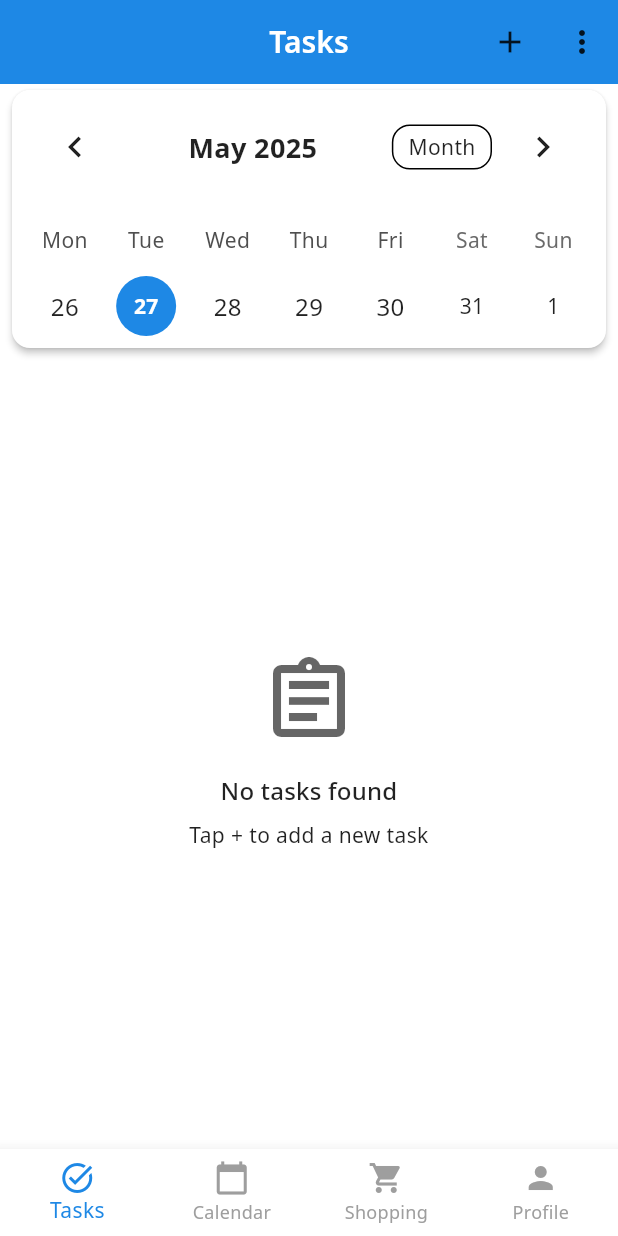
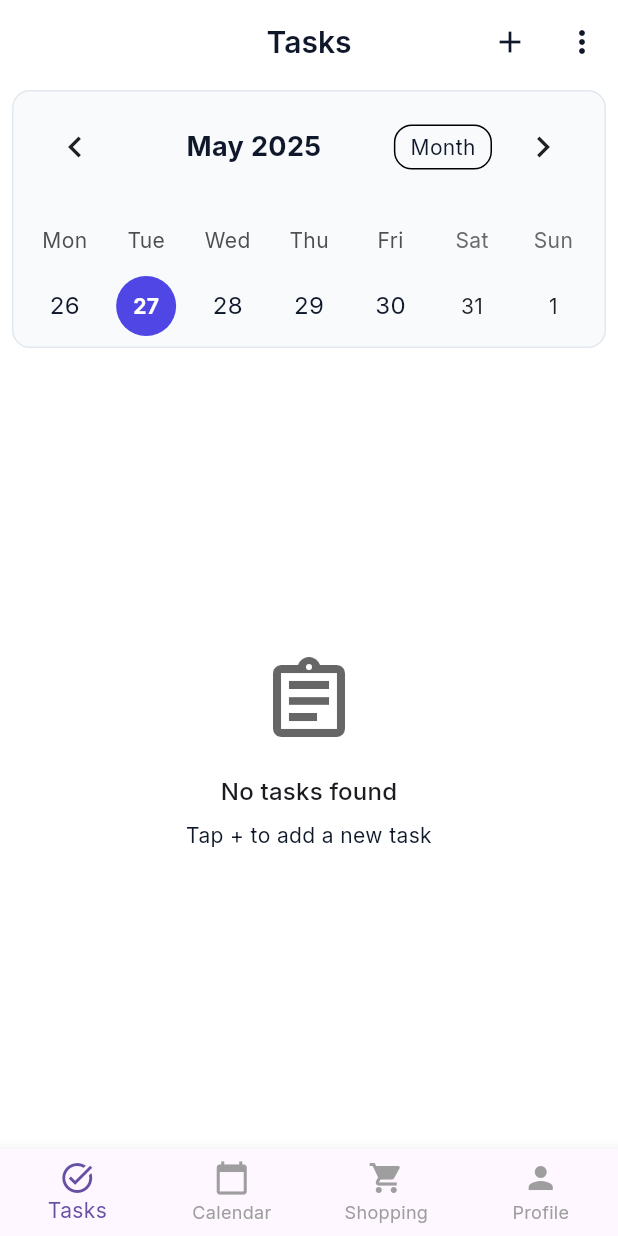
Before and after one commit to blaz10/fam_planner, a Flutter app: the screen it shows after launch, on a phone screen of 412 x 824 dp. Run offline on Flutter 3.47's test engine with Material 3 defaults, Android fonts, the light colour scheme and no system bars; drawn by our look-alikes of table_calendar; our stand-ins replace get_it, google_fonts, hive, hive_flutter, shared_preferences; accounts and stored records are empty.

Commit message:
design improvements

```diff
--- a/lib/core/theme/app_theme.dart
+++ b/lib/core/theme/app_theme.dart
@@ -1,90 +1,241 @@
 import 'package:flutter/material.dart';
 import 'package:google_fonts/google_fonts.dart';
 
+class AppColors {
+  // Primary Colors
+  static const Color primary = Color(0xFF4F46E5);
+  static const Color primaryLight = Color(0xFF818CF8);
+  static const Color primaryDark = Color(0xFF4338CA);
+
+  // Neutral Colors
+  static const Color background = Color(0xFFFFFFFF);
+  static const Color surface = Color(0xFFF8FAFC);
+  static const Color subtle = Color(0xE6F1F5F9);
+  static const Color border = Color(0xFFE2E8F0);
+  static const Color divider = Color(0x1A000000);
+
+  // Text Colors
+  static const Color textPrimary = Color(0xFF0F172A);
+  static const Color textSecondary = Color(0xFF64748B);
+  static const Color textTertiary = Color(0x99000000);
+
+  // Status Colors
+  static const Color success = Color(0xFF10B981);
+  static const Color warning = Color(0xFFF59E0B);
+  static const Color error = Color(0xFFEF4444);
+  static const Color info = Color(0xFF3B82F6);
+}
+
 class AppTheme {
   static ThemeData get lightTheme {
-    return ThemeData(
-      useMaterial3: true,
+    final baseTheme = ThemeData.light(useMaterial3: true);
+
+    return baseTheme.copyWith(
       colorScheme: ColorScheme.light(
-        primary: const Color(0xFF1E88E5),  // Blue
-        secondary: const Color(0xFF4CAF50), // Green
-        surface: Colors.white,
-        background: Colors.grey[50]!,
-        error: const Color(0xFFE53935),    // Red
+        primary: AppColors.primary,
         onPrimary: Colors.white,
+        primaryContainer: AppColors.primaryLight,
+        onPrimaryContainer: Colors.white,
+        secondary: AppColors.primaryLight,
         onSecondary: Colors.white,
-        onSurface: Colors.black87,
-        onBackground: Colors.black87,
+        background: AppColors.background,
+        onBackground: AppColors.textPrimary,
+        surface: AppColors.surface,
+        onSurface: AppColors.textPrimary,
+        error: AppColors.error,
         onError: Colors.white,
         brightness: Brightness.light,
       ),
-      textTheme: GoogleFonts.notoSansTextTheme().apply(
-        bodyColor: Colors.black87,
-        displayColor: Colors.black87,
+      scaffoldBackgroundColor: AppColors.background,
+      appBarTheme: AppBarTheme(
+        elevation: 0,
+        centerTitle: true,
+        backgroundColor: AppColors.background,
+        titleTextStyle: GoogleFonts.inter(
+          color: AppColors.textPrimary,
+          fontSize: 20,
+          fontWeight: FontWeight.w600,
+        ),
+        iconTheme: const IconThemeData(color: AppColors.textPrimary),
+      ),
+      cardTheme: CardTheme(
+        elevation: 0,
+        shape: RoundedRectangleBorder(
+          borderRadius: BorderRadius.circular(12),
+          side: const BorderSide(color: AppColors.border),
+        ),
+        color: AppColors.surface,
+      ),
+      inputDecorationTheme: InputDecorationTheme(
+        filled: true,
+        fillColor: AppColors.surface,
+        border: OutlineInputBorder(
+          borderRadius: BorderRadius.circular(8),
+          borderSide: const BorderSide(color: AppColors.border),
+        ),
+        enabledBorder: OutlineInputBorder(
+          borderRadius: BorderRadius.circular(8),
+          borderSide: const BorderSide(color: AppColors.border),
+        ),
+        focusedBorder: OutlineInputBorder(
+          borderRadius: BorderRadius.circular(8),
+          borderSide: const BorderSide(color: AppColors.primary, width: 2),
+        ),
+        contentPadding: const EdgeInsets.symmetric(horizontal: 16, vertical: 12),
+      ),
+      elevatedButtonTheme: ElevatedButtonThemeData(
+        style: ElevatedButton.styleFrom(
+          foregroundColor: Colors.white,
+          backgroundColor: AppColors.primary,
+          padding: const EdgeInsets.symmetric(vertical: 16, horizontal: 24),
+          shape: RoundedRectangleBorder(
+            borderRadius: BorderRadius.circular(8),
+          ),
+          textStyle: GoogleFonts.inter(
+            fontSize: 16,
+            fontWeight: FontWeight.w600,
+          ),
+        ),
+      ),
+      textButtonTheme: TextButtonThemeData(
+        style: TextButton.styleFrom(
+          foregroundColor: AppColors.primary,
+          padding: const EdgeInsets.symmetric(vertical: 12, horizontal: 16),
+          textStyle: GoogleFonts.inter(
+            fontSize: 16,
+            fontWeight: FontWeight.w600,
+          ),
+        ),
+      ),
+      textTheme: GoogleFonts.interTextTheme().copyWith(
+        displayLarge: GoogleFonts.inter(
+          fontSize: 32,
+          fontWeight: FontWeight.w700,
+          letterSpacing: -0.5,
+          color: AppColors.textPrimary,
+        ),
+        headlineLarge: GoogleFonts.inter(
+          fontSize: 24,
+          fontWeight: FontWeight.w600,
+          letterSpacing: -0.4,
+          color: AppColors.textPrimary,
+        ),
+        headlineMedium: GoogleFonts.inter(
+          fontSize: 20,
+          fontWeight: FontWeight.w600,
+          letterSpacing: -0.2,
+          color: AppColors.textPrimary,
+        ),
+        bodyLarge: GoogleFonts.inter(
+          fontSize: 16,
+          fontWeight: FontWeight.w400,
+          height: 1.5,
+          color: AppColors.textPrimary,
+        ),
+        bodyMedium: GoogleFonts.inter(
+          fontSize: 14,
+          fontWeight: FontWeight.w400,
+          height: 1.43,
+          color: AppColors.textPrimary,
+        ),
+        labelSmall: GoogleFonts.inter(
+          fontSize: 12,
+          fontWeight: FontWeight.w400,
+          color: AppColors.textSecondary,
+        ),
+      ),
+      dividerTheme: const DividerThemeData(
+        color: AppColors.divider,
+        thickness: 1,
+        space: 1,
+      ),
+    );
+  }
+
+  static ThemeData get darkTheme {
+    final lightTheme = AppTheme.lightTheme;
+    return lightTheme.copyWith(
+      brightness: Brightness.dark,
+      scaffoldBackgroundColor: const Color(0xFF121212),
+      cardColor: const Color(0x1FFFFFFF),
+      colorScheme: const ColorScheme.dark(
+        primary: Color(0xFF818CF8),  // Lighter purple
+        onPrimary: Colors.white,
+        primaryContainer: Color(0xFF4F46E5),
+        onPrimaryContainer: Colors.white,
+        secondary: Color(0xFF818CF8),
+        onSecondary: Colors.white,
+        background: Color(0xFF121212),
+        onBackground: Color(0xFFE2E8F0),
+        surface: Color(0xFF1E1E1E),
+        onSurface: Color(0xFFE2E8F0),
+        error: Color(0xFFF87171),
+        onError: Colors.black87,
+        brightness: Brightness.dark,
+      ),
+      textTheme: GoogleFonts.interTextTheme().copyWith(
+        displayLarge: GoogleFonts.inter(
+          fontSize: 32,
+          fontWeight: FontWeight.w700,
+          letterSpacing: -0.5,
+          color: const Color(0xFFE2E8F0),
+        ),
+        headlineLarge: GoogleFonts.inter(
+          fontSize: 24,
+          fontWeight: FontWeight.w600,
+          letterSpacing: -0.4,
+          color: const Color(0xFFE2E8F0),
+        ),
+        headlineMedium: GoogleFonts.inter(
+          fontSize: 20,
+          fontWeight: FontWeight.w600,
+          letterSpacing: -0.2,
+          color: const Color(0xFFE2E8F0),
+        ),
+        bodyLarge: GoogleFonts.inter(
+          fontSize: 16,
+          fontWeight: FontWeight.w400,
+          height: 1.5,
+          color: const Color(0xFFE2E8F0),
+        ),
+        bodyMedium: GoogleFonts.inter(
+          fontSize: 14,
+          fontWeight: FontWeight.w400,
+          height: 1.43,
+          color: const Color(0xFFE2E8F0),
+        ),
+        labelSmall: GoogleFonts.inter(
+          fontSize: 12,
+          fontWeight: FontWeight.w400,
+          color: const Color(0xFF94A3B8),
+        ),
+      ),
+      cardTheme: CardTheme(
+        elevation: 0,
+        color: const Color(0x1FFFFFFF),
+        shape: RoundedRectangleBorder(
+          borderRadius: BorderRadius.circular(12),
+          side: const BorderSide(
+            color: Color(0x1FFFFFFF),
+            width: 1,
+          ),
+        ),
       ),
       appBarTheme: AppBarTheme(
         elevation: 0,
         centerTitle: true,
-        backgroundColor: const Color(0xFF1E88E5),
-        titleTextStyle: GoogleFonts.notoSans(
-          color: Colors.white,
+        backgroundColor: const Color(0xFF121212),
+        titleTextStyle: GoogleFonts.inter(
+          color: const Color(0xFFE2E8F0),
           fontSize: 20,
           fontWeight: FontWeight.w600,
         ),
+        iconTheme: const IconThemeData(color: Color(0xFFE2E8F0)),
       ),
-      floatingActionButtonTheme: const FloatingActionButtonThemeData(
-        backgroundColor: Color(0xFF1E88E5),
-        foregroundColor: Colors.white,
-      ),
-      cardTheme: CardTheme(
-        elevation: 2,
-        shape: RoundedRectangleBorder(
-          borderRadius: BorderRadius.circular(12),
-        ),
-      ),
-    );
-  }
-
-
-  static ThemeData get darkTheme {
-    return ThemeData(
-      useMaterial3: true,
-      colorScheme: const ColorScheme.dark(
-        primary: Color(0xFF42A5F5),  // Lighter Blue
-        secondary: Color(0xFF66BB6A), // Lighter Green
-        surface: Color(0xFF1E1E1E),
-        background: Color(0xFF121212),
-        error: Color(0xFFFF7043),    // Orange
-        onPrimary: Colors.black87,
-        onSecondary: Colors.black87,
-        onSurface: Colors.white,
-        onBackground: Colors.white,
-        onError: Colors.black87,
-        brightness: Brightness.dark,
-      ),
-      textTheme: GoogleFonts.notoSansTextTheme().apply(
-        bodyColor: Colors.white,
-        displayColor: Colors.white,
-      ),
-      appBarTheme: const AppBarTheme(
-        elevation: 0,
-        centerTitle: true,
-        backgroundColor: Color(0xFF1E1E1E),
-      ),
-      floatingActionButtonTheme: const FloatingActionButtonThemeData(
-        backgroundColor: Color(0xFF42A5F5),
-        foregroundColor: Colors.black87,
-      ),
-      cardTheme: CardTheme(
-        elevation: 2,
-        color: const Color(0xFF1E1E1E),
-        shape: RoundedRectangleBorder(
-          borderRadius: BorderRadius.circular(12),
-          side: BorderSide(
-            color: Colors.grey[800]!,
-            width: 1,
-          ),
-        ),
+      dividerTheme: const DividerThemeData(
+        color: Color(0x1FFFFFFF),
+        thickness: 1,
+        space: 1,
       ),
     );
   }
--- /dev/null
+++ b/lib/core/widgets/app_card.dart
@@ -0,0 +1,46 @@
+import 'package:flutter/material.dart';
+
+class AppCard extends StatelessWidget {
+  final Widget child;
+  final EdgeInsets? padding;
+  final VoidCallback? onTap;
+  final Color? backgroundColor;
+  final double? elevation;
+  final BorderRadius? borderRadius;
+  final bool hasBorder;
+
+  const AppCard({
+    super.key,
+    required this.child,
+    this.padding,
+    this.onTap,
+    this.backgroundColor,
+    this.elevation,
+    this.borderRadius,
+    this.hasBorder = true,
+  });
+
+  @override
+  Widget build(BuildContext context) {
+    final theme = Theme.of(context);
+
+    return Card(
+      elevation: elevation ?? 0,
+      color: backgroundColor ?? theme.cardColor,
+      shape: RoundedRectangleBorder(
+        borderRadius: borderRadius ?? BorderRadius.circular(12),
+        side: hasBorder ? BorderSide(
+          color: theme.dividerColor.withOpacity(0.1),
+        ) : BorderSide.none,
+      ),
+      child: InkWell(
+        onTap: onTap,
+        borderRadius: borderRadius ?? BorderRadius.circular(12),
+        child: Padding(
+          padding: padding ?? const EdgeInsets.all(16),
+          child: child,
+        ),
+      ),
+    );
+  }
+}
--- a/lib/main.dart
+++ b/lib/main.dart
@@ -4,6 +4,7 @@ import 'package:flutter/material.dart';
 import 'package:flutter/foundation.dart' show kIsWeb, kDebugMode;
 import 'package:flutter_localizations/flutter_localizations.dart';
 import 'package:get_it/get_it.dart';
+import 'package:google_fonts/google_fonts.dart';
 import 'package:hive_flutter/hive_flutter.dart';
 import 'package:path_provider/path_provider.dart';
 import 'package:provider/provider.dart';
@@ -25,6 +26,9 @@ final getIt = GetIt.instance;
 void main() async {
   print('=== APP STARTING ===');
   WidgetsFlutterBinding.ensureInitialized();
+
+  // Initialize Google Fonts
+  GoogleFonts.config.allowRuntimeFetching = true;
 
   if (kDebugMode) {
     debugPrint('Initializing Hive and service locator...');
@@ -171,13 +175,20 @@ class MyApp extends StatefulWidget {
   State<MyApp> createState() => _MyAppState();
 }
 
-class _MyAppState extends State<MyApp> {
+class _MyAppState extends State<MyApp> with WidgetsBindingObserver {
   Locale? _locale;
 
   @override
   void initState() {
     super.initState();
+    WidgetsBinding.instance.addObserver(this);
     _loadSavedLocale();
+  }
+
+  @override
+  void dispose() {
+    WidgetsBinding.instance.removeObserver(this);
+    super.dispose();
   }
 
   Future<void> _loadSavedLocale() async {
@@ -254,20 +265,19 @@ class _MyAppState extends State<MyApp> {
           debugShowCheckedModeBanner: false,
           theme: AppTheme.lightTheme,
           darkTheme: AppTheme.darkTheme,
-          themeMode: themeProvider.themeMode,
+          themeMode: themeProvider.isDarkMode ? ThemeMode.dark : ThemeMode.light,
           locale: _locale,
-          supportedLocales: const [
-            Locale('en', 'US'),
-            Locale('sl', 'SI'),
-          ],
           localizationsDelegates: const [
             AppLocalizations.delegate,
             GlobalMaterialLocalizations.delegate,
             GlobalWidgetsLocalizations.delegate,
             GlobalCupertinoLocalizations.delegate,
           ],
+          supportedLocales: const [
+            Locale('en', ''),
+            Locale('sl', ''),
+          ],
           localeResolutionCallback: (deviceLocale, supportedLocales) {
-            // Check if the current device locale is supported
             if (deviceLocale != null) {
               for (var supportedLocale in supportedLocales) {
                 if (supportedLocale.languageCode == deviceLocale.languageCode) {
@@ -275,7 +285,6 @@ class _MyAppState extends State<MyApp> {
                 }
               }
             }
-            // If not supported, use the first locale (Slovenian) as default
             return supportedLocales.first;
           },
           home: _locale == null
```
